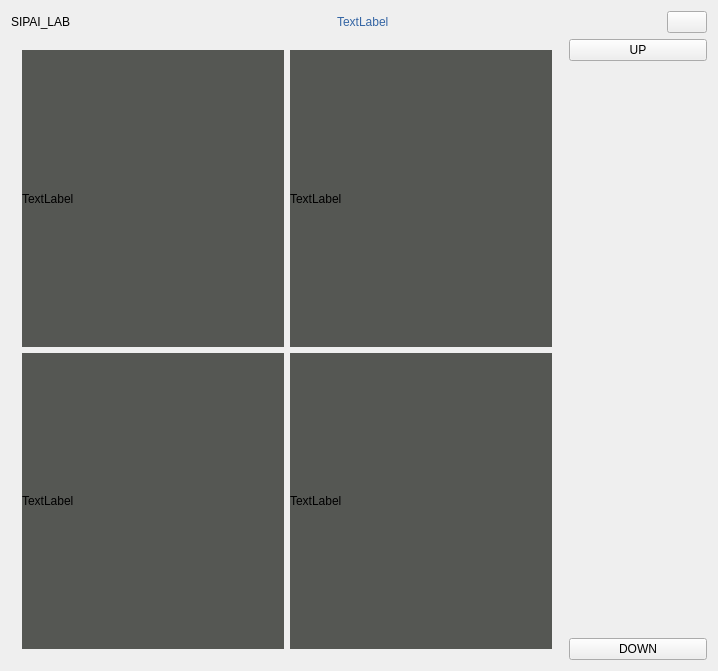
Qt form widget.ui (ntuhubin/LabDemo) before a commit.
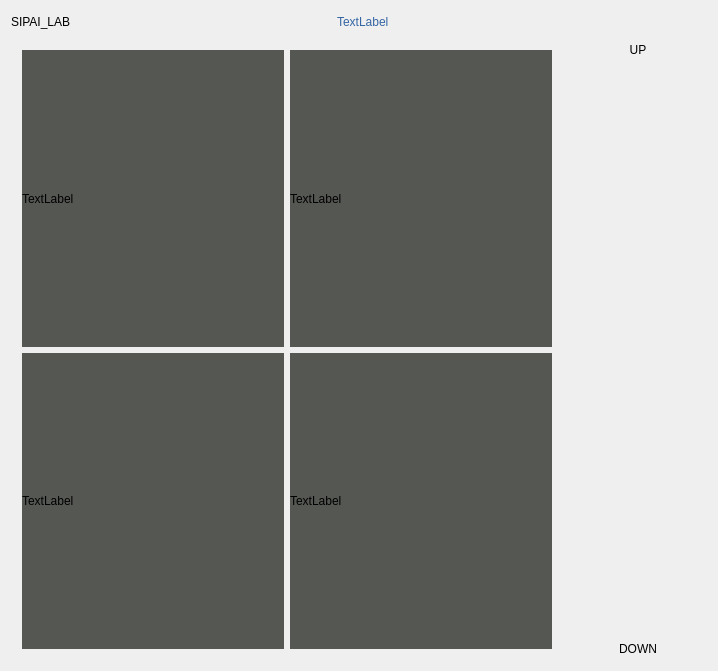
The same form after that commit. Custom widgets are drawn as their Qt base class.

Patch:
```diff
--- a/widget.ui
+++ b/widget.ui
@@ -75,12 +75,18 @@
          <property name="text">
           <string/>
          </property>
+         <property name="flat">
+          <bool>true</bool>
+         </property>
         </widget>
        </item>
       </layout>
      </item>
      <item>
       <layout class="QHBoxLayout" name="horizontalLayout_2" stretch="4,1">
+       <property name="spacing">
+        <number>6</number>
+       </property>
        <item>
         <widget class="QStackedWidget" name="stackedWidget">
          <property name="currentIndex">
@@ -144,6 +150,9 @@
            <property name="text">
             <string>UP</string>
            </property>
+           <property name="flat">
+            <bool>true</bool>
+           </property>
           </widget>
          </item>
          <item>
@@ -166,6 +175,9 @@
            <property name="text">
             <string>DOWN</string>
            </property>
+           <property name="flat">
+            <bool>true</bool>
+           </property>
           </widget>
          </item>
         </layout>
```
